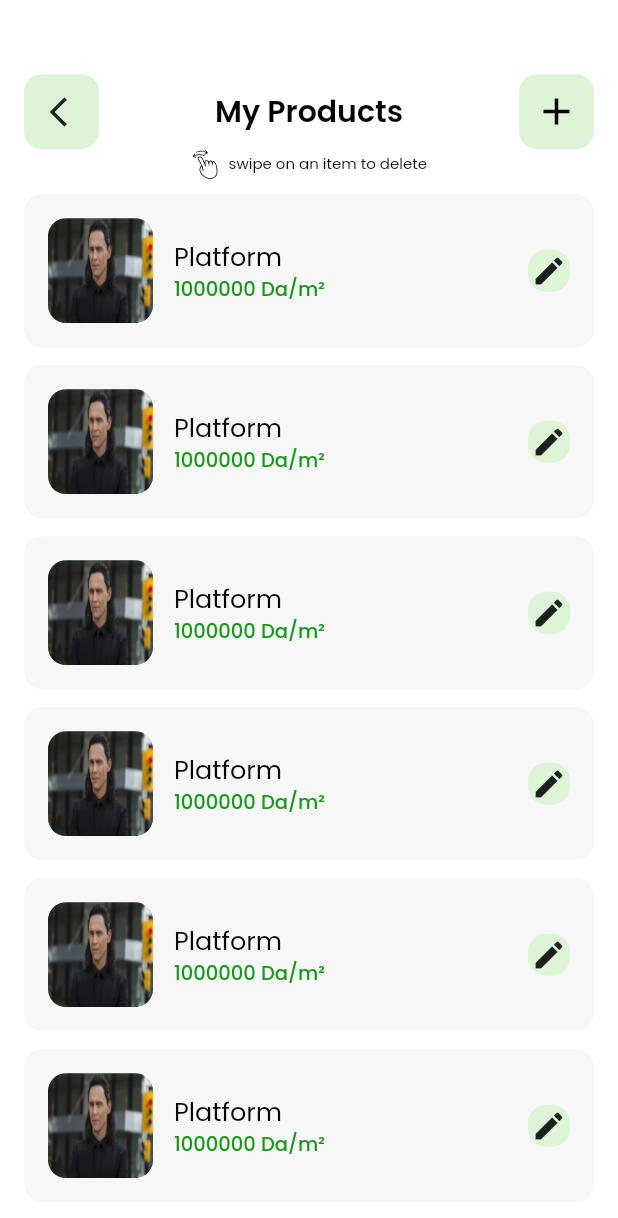
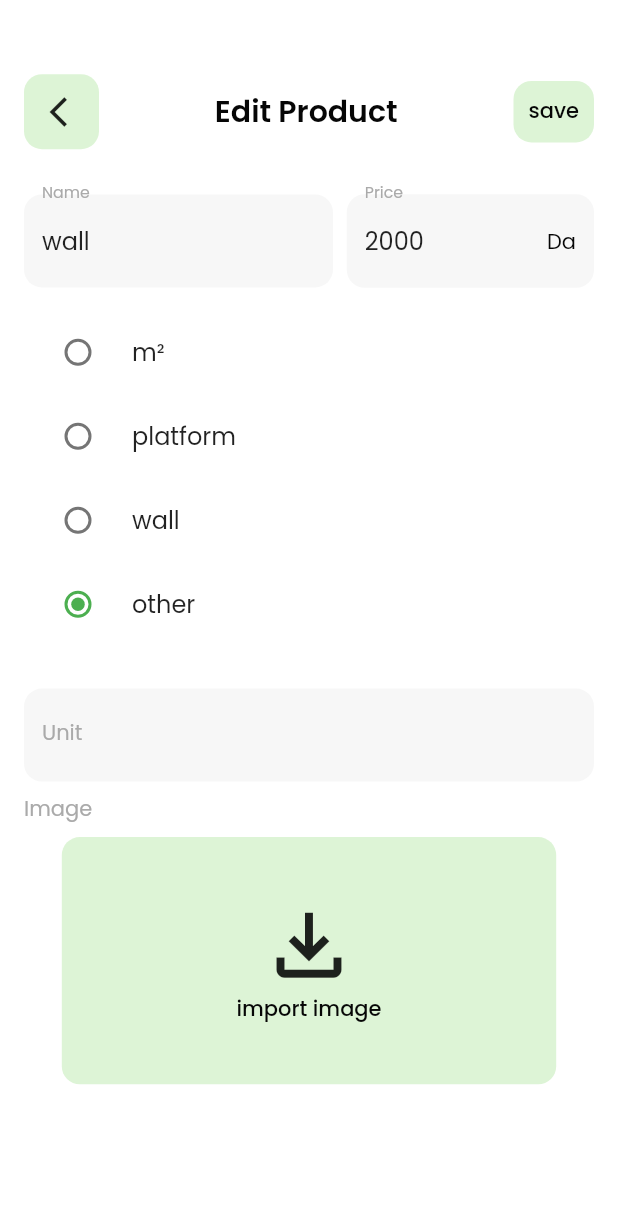
Before and after one commit to yacine-h-brahim/dovi_me, a Flutter app: the MyProducts screen opened directly, after a tap on the "edit" icon, on a phone screen of 412 x 824 dp. Shown: the top 1218 px of the screen. Run offline on Flutter 3.47's test engine with Material 2 defaults, Android fonts, the phone set to English and light mode, and no system bars; our stand-ins replace cloud_firestore, firebase_auth, firebase_core, flutter_svg, fluttertoast, get and 1 more; accounts and stored records are empty.

Commit message:
profile UI /new product UI/new collection -units-/edit product page UI

```diff
--- a/lib/controllers/collections/collections.dart
+++ b/lib/controllers/collections/collections.dart
@@ -5,3 +5,4 @@ final projects = FirebaseFirestore.instance.collection('projects');
 final users = FirebaseFirestore.instance.collection('users');
 final productQuantity =
     FirebaseFirestore.instance.collection('productQuantity');
+final units = FirebaseFirestore.instance.collection('units');
--- a/lib/main.dart
+++ b/lib/main.dart
@@ -1,5 +1,6 @@
 import 'package:dovi_me/style/themes.dart';
 import 'package:dovi_me/views/pages/log_in.dart';
+import 'package:dovi_me/views/pages/try.dart';
 import 'package:firebase_core/firebase_core.dart';
 import 'package:flutter/material.dart';
 import 'package:get/get.dart';
--- a/lib/modules/prduct.dart
+++ b/lib/modules/prduct.dart
@@ -14,6 +14,7 @@ class Product {
     this.unit,
     this.unitPrice,
     this.photoCover,
+    //will be removed later
     this.quantity = 0,
   });
 
--- /dev/null
+++ b/lib/views/pages/edit_prduct.dart
@@ -0,0 +1,177 @@
+import 'package:dovi_me/modules/prduct.dart';
+import 'package:dovi_me/style/themes.dart';
+import 'package:flutter/material.dart';
+import 'package:get/get.dart';
+
+import '../widgtes/back_button.dart';
+
+class EditProduct extends StatefulWidget {
+  const EditProduct({required this.product, super.key});
+  final Product product;
+
+  @override
+  State<EditProduct> createState() => _EditProductState();
+}
+
+List<String> units = ['m²', 'platform', 'wall', 'other'];
+
+class _EditProductState extends State<EditProduct> {
+  String? _unit = 'other';
+
+  final GlobalKey _keyForm = GlobalKey<FormState>();
+  Themes themes = Themes();
+  @override
+  Widget build(BuildContext context) {
+    return Scaffold(
+      backgroundColor: Colors.white,
+      body: Padding(
+        padding: const EdgeInsets.symmetric(horizontal: 16),
+        child: Form(
+          key: _keyForm,
+          child: Column(children: [
+            SizedBox(height: Get.height * .06),
+            Row(mainAxisAlignment: MainAxisAlignment.spaceBetween, children: [
+              backButton(context),
+              Text('Edit Product', style: themes.headline1),
+              InkWell(
+                  child: Container(
+                    padding: const EdgeInsets.all(10),
+                    decoration: BoxDecoration(
+                        color: lightGreen,
+                        borderRadius: BorderRadius.circular(12)),
+                    child: Center(
+                      child: Text(
+                        'save',
+                        style: themes.buttonText.copyWith(fontSize: 14),
+                      ),
+                    ),
+                  ),
+                  onTap: () {}),
+            ]),
+            const SizedBox(height: 30),
+            Row(
+              mainAxisAlignment: MainAxisAlignment.spaceBetween,
+              children: [
+                SizedBox(
+                  width: Get.width * .5,
+                  child: TextFormField(
+                    keyboardType: TextInputType.text,
+                    initialValue: widget.product.name,
+                    decoration: InputDecoration(
+                        filled: true,
+                        fillColor: grey48,
+                        border: OutlineInputBorder(
+                            borderSide: BorderSide.none,
+                            borderRadius: BorderRadius.circular(12)),
+                        label: Text('Name', style: themes.subtitleLableText)),
+                    validator: (value) {
+                      if (value == null || value.isEmpty) {
+                        return 'this field is required!!';
+                      } else {
+                        return null;
+                      }
+                    },
+                  ),
+                ),
+                SizedBox(
+                    width: MediaQuery.of(context).size.width * .4,
+                    child: TextFormField(
+                      initialValue: widget.product.unitPrice.toString(),
+                      keyboardType: TextInputType.number,
+                      decoration: InputDecoration(
+                          suffixText: 'Da',
+                          suffixStyle: themes.subtitleLableText
+                              .copyWith(color: blackich),
+                          filled: true,
+                          fillColor: grey48,
+                          border: OutlineInputBorder(
+                              borderSide: BorderSide.none,
+                              borderRadius: BorderRadius.circular(12)),
+                          label:
+                              Text('Price', style: themes.subtitleLableText)),
+                    )),
+              ],
+            ),
+            //space here
+            const SizedBox(height: 15),
+            SizedBox(
+              height: Get.height * .3,
+              child: ListView.builder(
+                padding: EdgeInsets.zero,
+                // scrollDirection: Axis.horizontal,
+                itemCount: units.length,
+                itemBuilder: (context, index) => RadioListTile(
+                  groupValue: _unit,
+                  title: Text(units[index]),
+                  value: units[index],
+                  onChanged: (String? value) {
+                    setState(() {
+                      _unit = value;
+                    });
+                  },
+                ),
+              ),
+            ),
+            const SizedBox(height: 5),
+            _unit == 'other'
+                ? SizedBox(
+                    width: Get.width * .99,
+                    child: TextFormField(
+                      keyboardType: TextInputType.text,
+                      decoration: InputDecoration(
+                          filled: true,
+                          fillColor: grey48,
+                          border: OutlineInputBorder(
+                              borderSide: BorderSide.none,
+                              borderRadius: BorderRadius.circular(12)),
+                          label: Text('Unit', style: themes.subtitleLableText)),
+                      validator: (value) {
+                        if (value == null || value.isEmpty) {
+                          return 'this field is required!!';
+                        } else {
+                          return null;
+                        }
+                      },
+                    ),
+                  )
+                : Container(),
+            Padding(
+              padding: const EdgeInsets.symmetric(vertical: 8.0),
+              child: Row(
+                mainAxisAlignment: MainAxisAlignment.start,
+                children: [
+                  Text(
+                    'Image',
+                    style: themes.subtitleLableText,
+                  ),
+                ],
+              ),
+            ),
+            Align(
+              child: InkWell(
+                onTap: () {
+                  //pick a new image from glarry for the product
+                },
+                child: Container(
+                  height: Get.height * .2,
+                  width: Get.width * .8,
+                  decoration: BoxDecoration(
+                    borderRadius: BorderRadius.circular(12),
+                    color: lightGreen,
+                  ),
+                  child: Column(
+                    mainAxisAlignment: MainAxisAlignment.center,
+                    children: [
+                      const Icon(Icons.file_download_outlined, size: 65),
+                      Text('import image', style: themes.bodyText2)
+                    ],
+                  ),
+                ),
+              ),
+            ),
+          ]),
+        ),
+      ),
+    );
+  }
+}
--- a/lib/views/pages/my_product.dart
+++ b/lib/views/pages/my_product.dart
@@ -1,7 +1,10 @@
+import 'package:dovi_me/modules/prduct.dart';
+import 'package:dovi_me/views/pages/edit_prduct.dart';
 import 'package:dovi_me/views/pages/new_product.dart';
 import 'package:dovi_me/views/widgtes/plus_button.dart';
 import 'package:flutter/material.dart';
 import 'package:flutter_svg/svg.dart';
+import 'package:get/get.dart';
 
 import '../../style/themes.dart';
 import '../widgtes/back_button.dart';
@@ -66,8 +69,8 @@ class _MyProductsState extends State<MyProducts> {
                         ]),
                     onDismissed: (direction) {
                       setState(() {
+                        //REMOVE ITEM FROM THE LIST
                         items.removeAt(index);
-                        //REMOVE ITEM FROM THE LIST
                       });
                     },
                     child: Container(
@@ -101,17 +104,31 @@ class _MyProductsState extends State<MyProducts> {
                             ],
                           ),
                           const Spacer(),
-                          Container(
+                          InkWell(
+                            onTap: () {
+                              Get.to(EditProduct(
+                                product: Product(
+                                  id: '0',
+                                  name: 'wall',
+                                  photoCover:
+                                      'https://www.gravatar.com/avatar/69eb72fa6d3f122439c458d6feb37185?s=256&d=identicon&r=PG&f=1',
+                                  quantity: 10,
+                                  unit: 'm²',
+                                  unitPrice: 2000,
+                                ),
+                              ));
+                            },
+                            child: Container(
                               height: 28,
                               width: 28,
                               decoration: BoxDecoration(
                                   color: lightGreen,
                                   borderRadius: BorderRadius.circular(12)),
-                              child: Center(
-                                child: InkWell(
-                                    child: const Icon(Icons.edit),
-                                    onTap: () {}),
-                              )),
+                              child: const Center(
+                                child: Icon(Icons.edit),
+                              ),
+                            ),
+                          ),
                         ],
                       ),
                     ),
```
Also changed, not shown: lib/views/pages/new_product.dart (+65 -76 lines), lib/views/pages/try.dart (added, +66 -0 lines).
